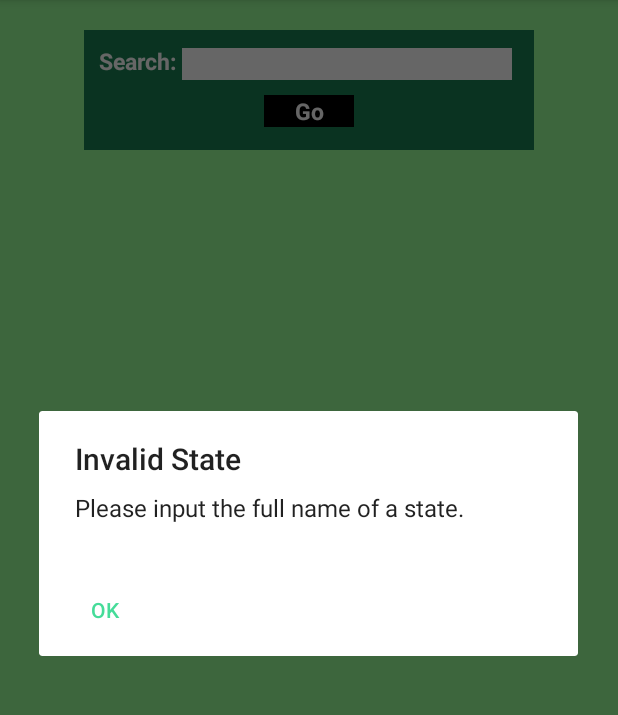
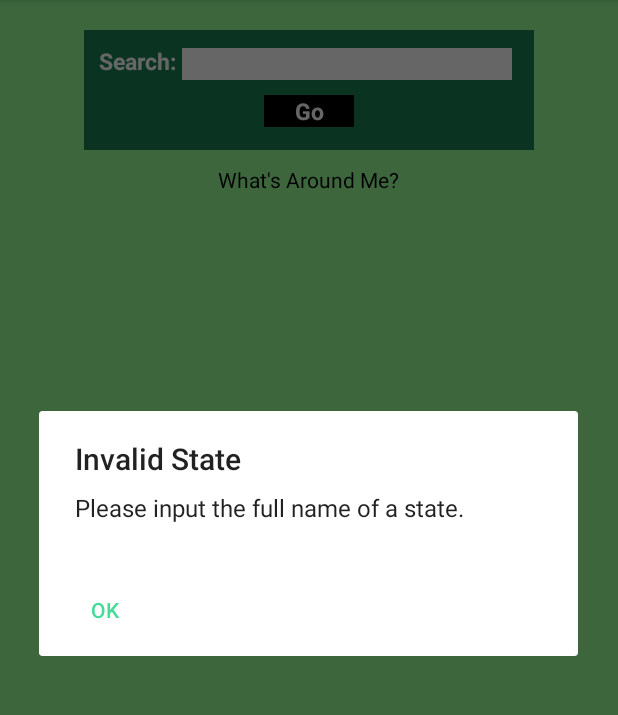
Before and after one commit to begrudgingly-not-space/Flora, an Android app: the screen it shows after launch (SearchActivity), after a tap on "Go", on a phone screen of 412 x 824 dp, the part 84-799 px from its top. Run offline under Robolectric (Android 15) with nearby library versions, the phone set to English and light mode, and no system bars; our stand-ins replace Volley; network calls fail; 1 statement that could not run was skipped.

Commit message:
Added "What's Around Me?" button and functionality with set polygon (species within the coordinates -111.31079356054,38.814339278134,-110.57470957617,39.215537729772, which is a Spherical Mercator with a datum of WGS84)

```diff
--- a/FloraFauna/app/src/main/res/layout/activity_search.xml
+++ b/FloraFauna/app/src/main/res/layout/activity_search.xml
@@ -35,7 +35,6 @@
                 android:textSize="15sp"
                 android:inputType="textNoSuggestions"/>
         </LinearLayout>
-
         <TextView
             android:layout_width="60dp"
             android:layout_height="wrap_content"
@@ -50,14 +49,25 @@
             android:onClick="search"/>
     </LinearLayout>
 
+    <TextView
+        android:id="@+id/WhatsAroundMeButton"
+        android:layout_width="wrap_content"
+        android:layout_height="wrap_content"
+        android:text="What's Around Me?"
+        android:textColor="@color/black"
+        android:layout_centerInParent="true"
+        android:layout_marginTop="10dp"
+        android:layout_below="@id/SearchBox"
+        android:onClick="whatsAroundMe"/>
+
     <ListView
         android:id="@+id/ListSpecies"
         android:layout_width="300dp"
         android:layout_height="wrap_content"
         android:background="@color/white"
-        android:layout_below="@+id/SearchBox"
+        android:layout_below="@+id/WhatsAroundMeButton"
         android:layout_centerHorizontal="true"
-        android:layout_marginTop="20dp"
+        android:layout_marginTop="10dp"
         android:visibility="invisible">
     </ListView>
 </RelativeLayout>
```
Also changed, not shown: FloraFauna/app/src/main/java/com/asg/florafauna/SearchActivity.java (+57 -0 lines).
